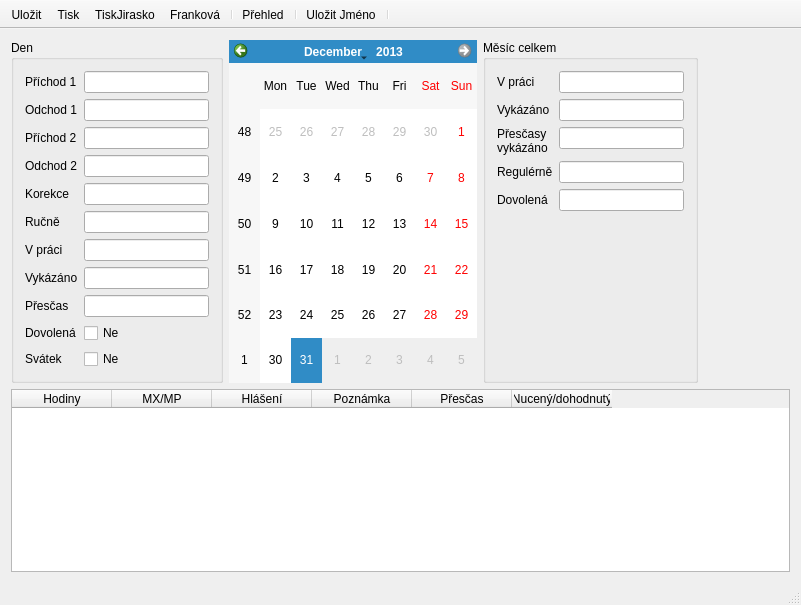
Above: mainwindow.ui from kubanecxxx/dochazka before the change. Below: the same form after it.
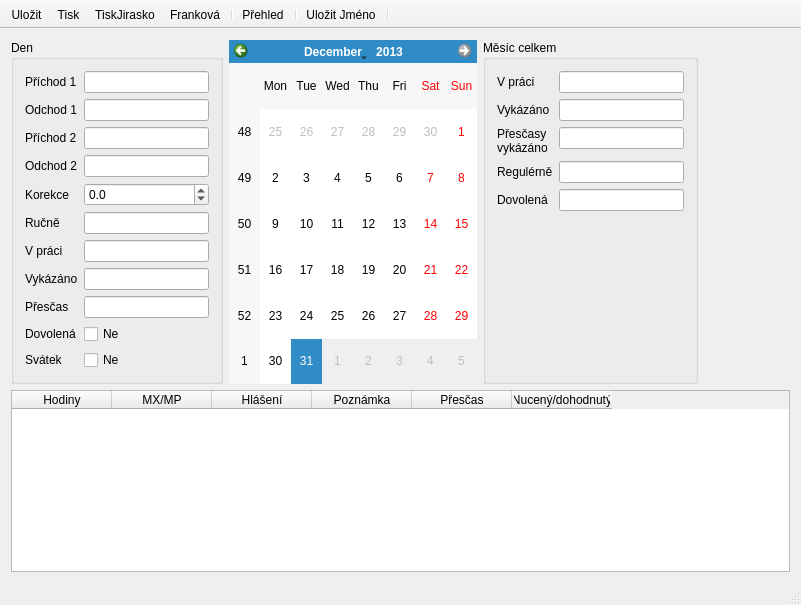
That is the form after the change. Icons and pictures are not drawn.

Commit message: spinbox na korekce misto editboxu

The edit to the form file:
```diff
--- a/mainwindow.ui
+++ b/mainwindow.ui
@@ -140,9 +140,6 @@
            </property>
           </widget>
          </item>
-         <item row="4" column="1">
-          <widget class="QLineEdit" name="editKorekce"/>
-         </item>
          <item row="5" column="1">
           <widget class="QLineEdit" name="editRucne"/>
          </item>
@@ -160,6 +157,28 @@
            </property>
           </widget>
          </item>
+         <item row="4" column="1">
+          <widget class="QDoubleSpinBox" name="spinKorekce">
+           <property name="sizePolicy">
+            <sizepolicy hsizetype="Expanding" vsizetype="Fixed">
+             <horstretch>0</horstretch>
+             <verstretch>0</verstretch>
+            </sizepolicy>
+           </property>
+           <property name="decimals">
+            <number>1</number>
+           </property>
+           <property name="minimum">
+            <double>-100.000000000000000</double>
+           </property>
+           <property name="maximum">
+            <double>100.000000000000000</double>
+           </property>
+           <property name="singleStep">
+            <double>0.500000000000000</double>
+           </property>
+          </widget>
+         </item>
         </layout>
        </widget>
       </item>
```
Left out of the diff: 1 changed line with no effect on the pictures. The commit also changes 3 other files.
